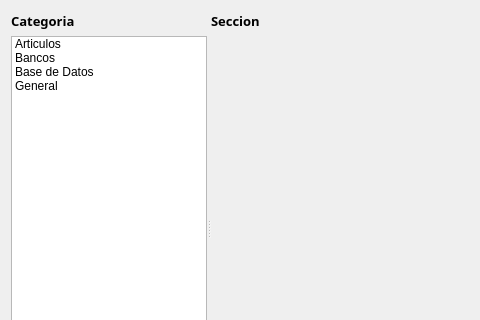
This is ManagerM/ui_opciones.ui in janfranco27/TheProyect as Qt 5 draws it before an edit; both pictures show x 0 to 480 and y 0 to 320 of the 792 by 455 pixel window. The edited form follows.
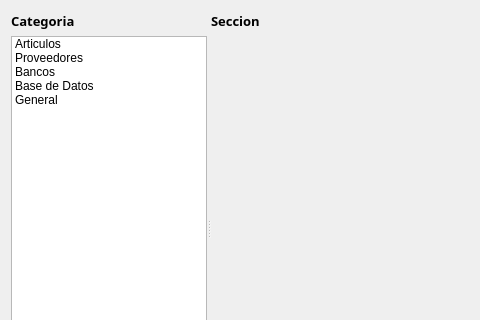
This is the edited form. Icons and pictures are not drawn.

Diff of the .ui file:
```diff
--- a/ManagerM/ui_opciones.ui
+++ b/ManagerM/ui_opciones.ui
@@ -123,6 +123,15 @@
             <normaloff>:/Iconos/Iconos/Tune-Up_Utilities.png</normaloff>:/Iconos/Iconos/Tune-Up_Utilities.png</iconset>
           </property>
          </item>
+         <item>
+          <property name="text">
+           <string>Proveedores</string>
+          </property>
+          <property name="icon">
+           <iconset resource="Icons.qrc">
+            <normaloff>:/Iconos/Iconos/Project_15.png</normaloff>:/Iconos/Iconos/Project_15.png</iconset>
+          </property>
+         </item>
          <item>
           <property name="text">
            <string>Bancos</string>
```
